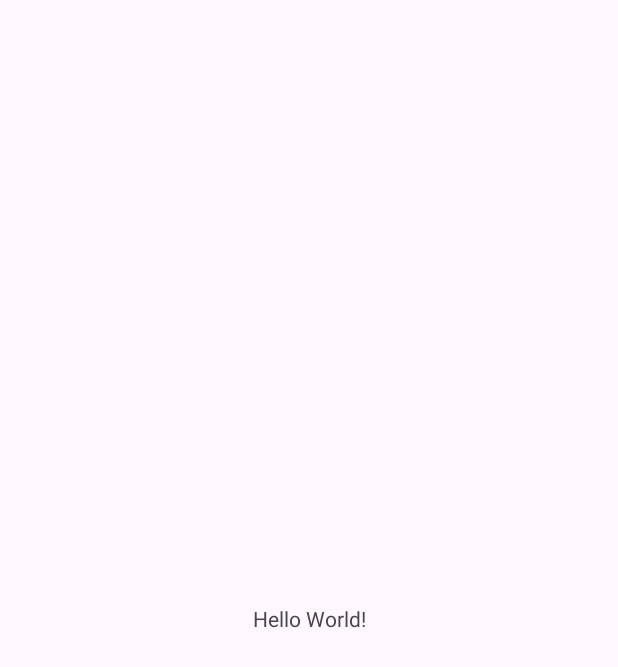
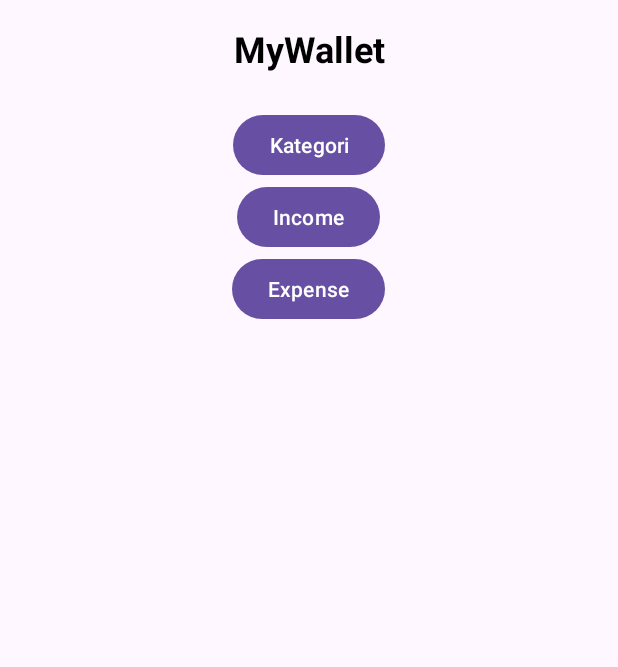
Before and after one commit to KenT072/MyWallet, an Android app: the screen it shows after launch (MainActivity), on a phone screen of 412 x 824 dp. Before the commit the part shown is almost empty. Shown: the top 667 px of the screen. Run offline under Robolectric (Android 15) with nearby library versions, the phone set to English and light mode, and no system bars.

Commit message:
buat layout utama dan fragment kategorinya

```diff
--- a/app/build.gradle.kts
+++ b/app/build.gradle.kts
@@ -29,6 +29,10 @@ android {
         sourceCompatibility = JavaVersion.VERSION_11
         targetCompatibility = JavaVersion.VERSION_11
     }
+
+    buildFeatures {
+        viewBinding = true
+    }
 }
 
 dependencies {
--- a/app/src/main/res/layout/activity_main.xml
+++ b/app/src/main/res/layout/activity_main.xml
@@ -1,19 +1,54 @@
 <?xml version="1.0" encoding="utf-8"?>
-<androidx.constraintlayout.widget.ConstraintLayout xmlns:android="http://schemas.android.com/apk/res/android"
-    xmlns:app="http://schemas.android.com/apk/res-auto"
-    xmlns:tools="http://schemas.android.com/tools"
+<LinearLayout xmlns:android="http://schemas.android.com/apk/res/android"
     android:id="@+id/main"
     android:layout_width="match_parent"
     android:layout_height="match_parent"
-    tools:context=".MainActivity">
+    android:orientation="vertical"
+    android:padding="10dp">
 
     <TextView
-        android:layout_width="wrap_content"
+        android:layout_width="match_parent"
         android:layout_height="wrap_content"
-        android:text="Hello World!"
-        app:layout_constraintBottom_toBottomOf="parent"
-        app:layout_constraintEnd_toEndOf="parent"
-        app:layout_constraintStart_toStartOf="parent"
-        app:layout_constraintTop_toTopOf="parent" />
+        android:gravity="center"
+        android:padding="16dp"
+        android:text="MyWallet"
+        android:textColor="#000000"
+        android:textSize="24sp"
+        android:textStyle="bold" />
 
-</androidx.constraintlayout.widget.ConstraintLayout>
+    <LinearLayout
+        android:layout_width="match_parent"
+        android:layout_height="wrap_content"
+        android:orientation="vertical"
+        android:padding="8dp">
+
+        <Button
+            android:id="@+id/btnKategori"
+            android:layout_width="wrap_content"
+            android:layout_height="wrap_content"
+            android:layout_gravity="center"
+            android:text="Kategori" />
+
+        <Button
+            android:id="@+id/btnIncome"
+            android:layout_width="wrap_content"
+            android:layout_height="wrap_content"
+            android:layout_gravity="center"
+            android:text="Income" />
+
+        <Button
+            android:id="@+id/btnExpense"
+            android:layout_width="wrap_content"
+            android:layout_height="wrap_content"
+            android:layout_gravity="center"
+            android:text="Expense" />
+
+    </LinearLayout>
+
+    <androidx.fragment.app.FragmentContainerView
+        android:id="@+id/fragment_container"
+        android:layout_width="match_parent"
+        android:layout_height="0dp"
+        android:layout_weight="1" />
+
+</LinearLayout>
--- a/app/src/main/res/values/strings.xml
+++ b/app/src/main/res/values/strings.xml
@@ -1,3 +1,5 @@
 <resources>
     <string name="app_name">MyWallet</string>
+    <!-- TODO: Remove or change this placeholder text -->
+    <string name="hello_blank_fragment">Hello blank fragment</string>
 </resources>
```
Also changed, not shown: app/src/main/java/com/mywallet/KategoriFragment.kt (added, +59 -0 lines), app/src/main/res/layout/fragment_kategori.xml (added, +72 -0 lines).
